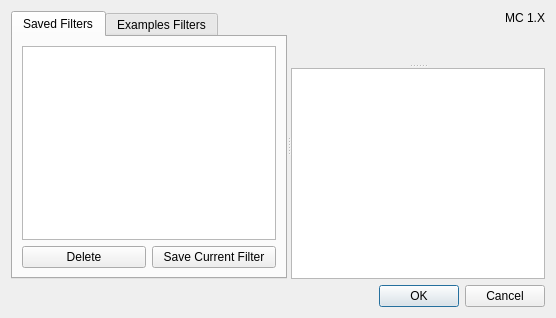
First picture: the form in src/presetdialog.ui, repository DUzzL/Seed-Atlas, before the edit.
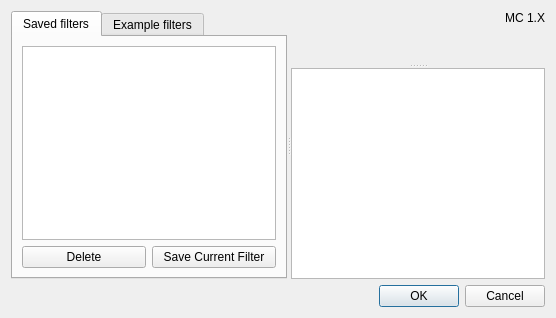
Second picture: the form after the edit. Icons and pictures are not drawn. Custom widgets are drawn as their Qt base class.

Commit message:
Seed Atlas 4.3.dev0: terrain map, quick filters, review fixes
- Fix lost session results on start and on resumed searches
- Fix mineshaft, biome center and large-radius search conditions
- Fix image export, updater uninstaller check, tile recolor races
- Build the engine with -O3 and strict float rounding; header deps
- Replace deprecated Qt APIs; warning-free build
- Disable the terrain map before Minecraft 1.18

```diff
--- a/src/presetdialog.ui
+++ b/src/presetdialog.ui
@@ -30,7 +30,7 @@
          </property>
          <widget class="QWidget" name="tabFilters">
           <attribute name="title">
-           <string>Saved Filters</string>
+           <string>Saved filters</string>
           </attribute>
           <layout class="QGridLayout" name="gridLayout">
            <item row="1" column="0">
@@ -66,7 +66,7 @@
          </widget>
          <widget class="QWidget" name="tabExamples">
           <attribute name="title">
-           <string>Examples Filters</string>
+           <string>Example filters</string>
           </attribute>
           <layout class="QGridLayout" name="gridLayout_2">
            <item row="0" column="0">
```
Left out of the diff: 10 changed lines with no effect on the pictures. The commit also changes 150 other files.
